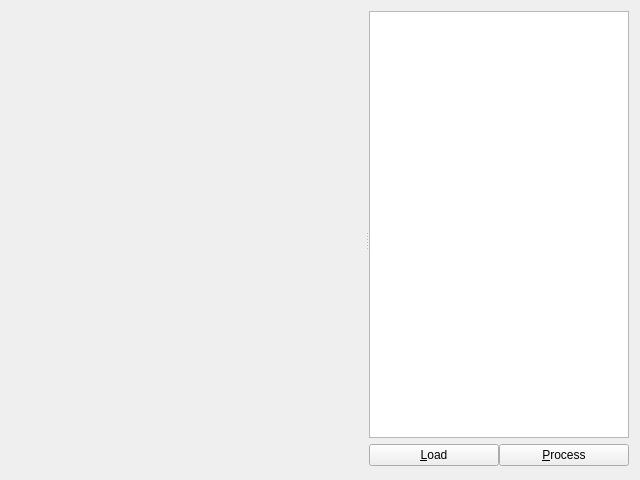
dysonltd-zz/gts, file app/src/tools/gui/PostProcessToolWidget.ui: the form before one commit.
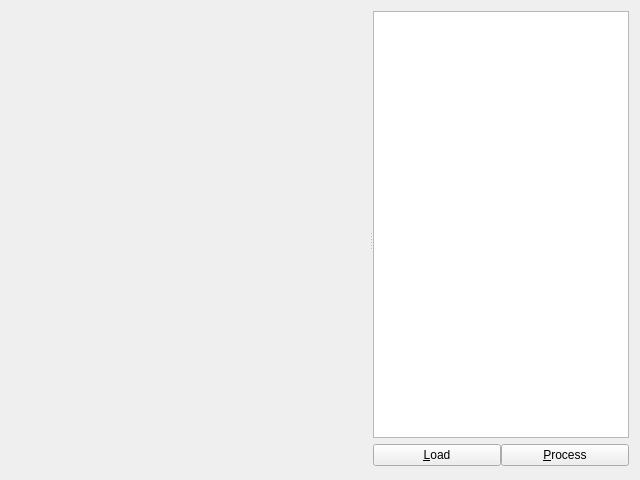
The form after the commit. Custom widgets are drawn as their Qt base class.

```diff
--- a/app/src/tools/gui/PostProcessToolWidget.ui
+++ b/app/src/tools/gui/PostProcessToolWidget.ui
@@ -37,17 +37,23 @@
        </widget>
        <widget class="QFrame" name="frame">
         <property name="sizePolicy">
-         <sizepolicy hsizetype="Preferred" vsizetype="Preferred">
+         <sizepolicy hsizetype="MinimumExpanding" vsizetype="Expanding">
           <horstretch>1</horstretch>
           <verstretch>0</verstretch>
          </sizepolicy>
         </property>
         <property name="minimumSize">
          <size>
-          <width>260</width>
+          <width>0</width>
           <height>0</height>
          </size>
         </property>
+        <property name="maximumSize">
+         <size>
+          <width>420</width>
+          <height>16777215</height>
+         </size>
+        </property>
         <property name="frameShape">
          <enum>QFrame::NoFrame</enum>
         </property>
@@ -71,10 +77,16 @@
            </property>
            <property name="minimumSize">
             <size>
-             <width>260</width>
+             <width>0</width>
              <height>0</height>
             </size>
            </property>
+           <property name="maximumSize">
+            <size>
+             <width>420</width>
+             <height>16777215</height>
+            </size>
+           </property>
            <property name="editTriggers">
             <set>QAbstractItemView::NoEditTriggers</set>
            </property>
```
